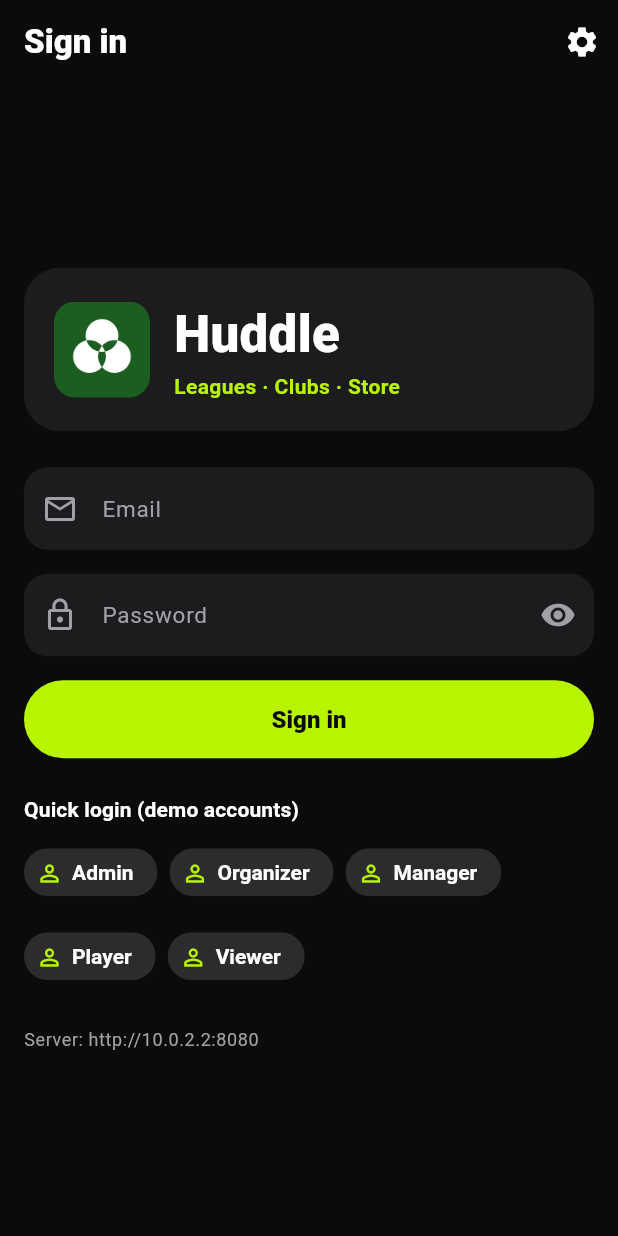
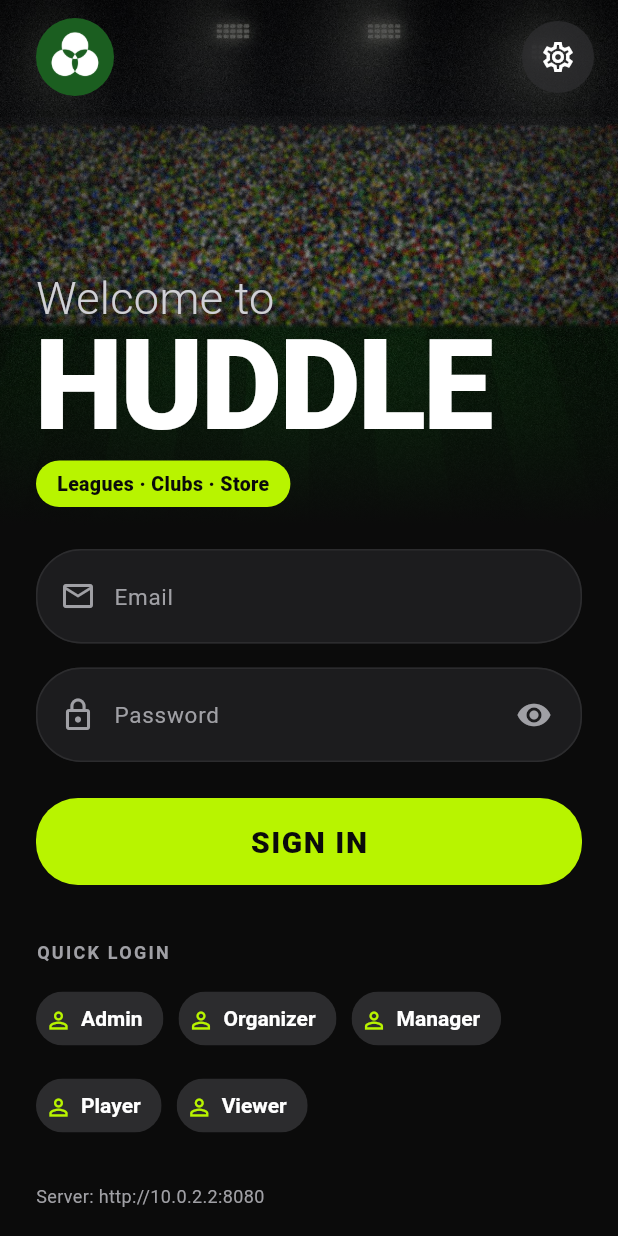
Before and after one commit to muhammadayantoorie-creator/App-Architects, a Flutter app: the screen it shows after launch, on a phone screen of 412 x 824 dp. Run offline on Flutter 3.47's test engine with Material 3 defaults, Android fonts, the phone set to English and light mode, and no system bars; our stand-ins replace connectivity_plus, dio, flutter_secure_storage, open_filex, sqflite; accounts and stored records are empty; network calls fail; Roboto replaces fonts that are missing (sans-serif-condensed).

Commit message:
ui: sign-in page in the same style - stadium hero, huge HUDDLE heading, pill fields, big lime sign-in button, more spacing

```diff
--- a/mobile/lib/ui/screens/login.dart
+++ b/mobile/lib/ui/screens/login.dart
@@ -6,6 +6,7 @@ import '../../core/config.dart';
 import '../../core/nav.dart';
 import '../../core/theme.dart';
 import '../../data/app_state.dart';
+import '../widgets/sports.dart';
 import 'settings.dart';
 
 class LoginScreen extends StatefulWidget {
@@ -64,53 +65,101 @@ class _LoginScreenState extends State<LoginScreen> {
   @override
   Widget build(BuildContext context) {
     final s = context.watch<AppState>();
-    final t = Theme.of(context);
+    OutlineInputBorder pill(Color c, [double w = 1]) => OutlineInputBorder(
+        borderRadius: BorderRadius.circular(30), borderSide: BorderSide(color: c, width: w));
+    InputDecoration field(String label, IconData icon, {Widget? suffix}) => InputDecoration(
+          labelText: label,
+          prefixIcon: Padding(
+              padding: const EdgeInsets.only(left: 8), child: Icon(icon, color: AppColors.textSub)),
+          suffixIcon: suffix,
+          filled: true,
+          fillColor: AppColors.card,
+          contentPadding: const EdgeInsets.symmetric(horizontal: 22, vertical: 20),
+          border: pill(AppColors.chip),
+          enabledBorder: pill(AppColors.chip),
+          focusedBorder: pill(AppColors.primary, 2),
+        );
     return Scaffold(
-      appBar: AppBar(
-        title: const Text('Sign in'),
-        actions: [
-          IconButton(
-            tooltip: 'Server settings',
-            icon: const Icon(Icons.settings, semanticLabel: 'Server settings'),
-            onPressed: () => Navigator.push(
-                context, MaterialPageRoute<void>(builder: (_) => const SettingsScreen())),
-          ),
-        ],
-      ),
-      body: SafeArea(
-        child: Center(
-          child: SingleChildScrollView(
-            padding: const EdgeInsets.all(16),
-            child: ConstrainedBox(
-              constraints: const BoxConstraints(maxWidth: 480),
-              child: AutofillGroup(
+      backgroundColor: AppColors.bg,
+      body: SingleChildScrollView(
         child: Column(crossAxisAlignment: CrossAxisAlignment.stretch, children: [
           Container(
-                    padding: const EdgeInsets.all(20),
+            height: 350,
+            decoration: const BoxDecoration(
+              color: AppColors.header,
+              image: DecorationImage(image: AssetImage('assets/stadium.jpg'), fit: BoxFit.cover),
+            ),
+            child: Container(
+              decoration: const BoxDecoration(
+                gradient: LinearGradient(
+                  begin: Alignment.topCenter,
+                  end: Alignment.bottomCenter,
+                  colors: [Color(0x99000000), Color(0x33000000), AppColors.bg],
+                ),
+              ),
+              child: SafeArea(
+                bottom: false,
+                child: Padding(
+                  padding: const EdgeInsets.fromLTRB(24, 12, 16, 12),
+                  child: Column(crossAxisAlignment: CrossAxisAlignment.start, children: [
+                    Row(children: [
+                      ClipOval(
+                        child: Image.asset('assets/icon.png',
+                            width: 52, height: 52, semanticLabel: 'Huddle logo'),
+                      ),
+                      const Spacer(),
+                      Material(
+                        color: const Color(0xCC2C2C2E),
+                        shape: const CircleBorder(),
+                        child: IconButton(
+                          tooltip: 'Server settings',
+                          icon: const Icon(Icons.settings_outlined,
+                              color: Colors.white, semanticLabel: 'Server settings'),
+                          onPressed: () => Navigator.push(context,
+                              MaterialPageRoute<void>(builder: (_) => const SettingsScreen())),
+                        ),
+                      ),
+                    ]),
+                    const Spacer(),
+                    const Text('Welcome to',
+                        style: TextStyle(
+                            color: Color(0xFFD0D0D5),
+                            fontSize: 30,
+                            fontWeight: FontWeight.w300,
+                            height: 1.1)),
+                    const FittedBox(
+                      fit: BoxFit.scaleDown,
+                      alignment: Alignment.centerLeft,
+                      child: Text('HUDDLE',
+                          style: TextStyle(
+                              fontFamily: condensedFont,
+                              color: Colors.white,
+                              fontSize: 84,
+                              fontWeight: FontWeight.w900,
+                              height: 1.0,
+                              letterSpacing: -2)),
+                    ),
+                    const SizedBox(height: 8),
+                    Container(
+                      padding: const EdgeInsets.symmetric(horizontal: 14, vertical: 6),
                       decoration: BoxDecoration(
-                      color: AppColors.header,
-                      borderRadius: BorderRadius.circular(24),
-                    ),
-                    child: Row(children: [
-                      ClipRRect(
-                        borderRadius: BorderRadius.circular(14),
-                        child: Image.asset('assets/icon.png',
-                            width: 64, height: 64, semanticLabel: 'Huddle logo'),
-                      ),
-                      const SizedBox(width: 16),
-                      const Expanded(
-                        child: Column(crossAxisAlignment: CrossAxisAlignment.start, children: [
-                          Text('Huddle',
+                          color: AppColors.primary, borderRadius: BorderRadius.circular(20)),
+                      child: const Text('Leagues · Clubs · Store',
                           style: TextStyle(
-                                  color: Colors.white, fontSize: 34, fontWeight: FontWeight.w800)),
-                          Text('Leagues · Clubs · Store',
-                              style: TextStyle(
-                                  color: AppColors.primary, fontSize: 14, fontWeight: FontWeight.w700)),
-                        ]),
+                              color: AppColors.onPrimary, fontSize: 13, fontWeight: FontWeight.w800)),
                     ),
                   ]),
                 ),
-                  const SizedBox(height: 24),
+              ),
+            ),
+          ),
+          Center(
+            child: ConstrainedBox(
+              constraints: const BoxConstraints(maxWidth: 480),
+              child: Padding(
+                padding: const EdgeInsets.fromLTRB(24, 16, 24, 32),
+                child: AutofillGroup(
+                  child: Column(crossAxisAlignment: CrossAxisAlignment.stretch, children: [
                     if (s.sessionMessage != null) ...[
                       _Notice(text: s.sessionMessage!),
                       const SizedBox(height: 16),
@@ -120,8 +169,7 @@ class _LoginScreenState extends State<LoginScreen> {
                       keyboardType: TextInputType.emailAddress,
                       autofillHints: const [AutofillHints.email],
                       textInputAction: TextInputAction.next,
-                    decoration: const InputDecoration(
-                        labelText: 'Email', prefixIcon: Icon(Icons.mail_outline)),
+                      decoration: field('Email', Icons.mail_outline),
                     ),
                     const SizedBox(height: 16),
                     TextField(
@@ -130,14 +178,18 @@ class _LoginScreenState extends State<LoginScreen> {
                       autofillHints: const [AutofillHints.password],
                       textInputAction: TextInputAction.done,
                       onSubmitted: (_) => _submit(),
-                    decoration: InputDecoration(
-                      labelText: 'Password',
-                      prefixIcon: const Icon(Icons.lock_outline),
-                      suffixIcon: IconButton(
+                      decoration: field(
+                        'Password',
+                        Icons.lock_outline,
+                        suffix: Padding(
+                          padding: const EdgeInsets.only(right: 8),
+                          child: IconButton(
                             tooltip: _obscure ? 'Show password' : 'Hide password',
                             icon: Icon(_obscure ? Icons.visibility : Icons.visibility_off,
+                                color: AppColors.textSub,
                                 semanticLabel: _obscure ? 'Show password' : 'Hide password'),
                             onPressed: () => setState(() => _obscure = !_obscure),
+                          ),
                         ),
                       ),
                     ),
@@ -145,8 +197,10 @@ class _LoginScreenState extends State<LoginScreen> {
                       const SizedBox(height: 12),
                       _Notice(text: _error!),
                     ],
-                  const SizedBox(height: 16),
-                  FilledButton(
+                    const SizedBox(height: 24),
+                    SizedBox(
+                      height: 58,
+                      child: FilledButton(
                         onPressed: _busy ? null : _submit,
                         child: _busy
                             ? const SizedBox(
@@ -154,29 +208,45 @@ class _LoginScreenState extends State<LoginScreen> {
                                 height: 22,
                                 child: CircularProgressIndicator(
                                     strokeWidth: 2.5, semanticsLabel: 'Signing in'))
-                        : const Text('Sign in'),
+                            : const Text('SIGN IN',
+                                style: TextStyle(
+                                    fontFamily: condensedFont,
+                                    fontSize: 20,
+                                    fontWeight: FontWeight.w900,
+                                    letterSpacing: 1)),
                       ),
-                  const SizedBox(height: 24),
-                  Text('Quick login (demo accounts)', style: t.textTheme.titleSmall),
-                  const SizedBox(height: 8),
-                  Wrap(spacing: 8, runSpacing: 8, children: [
+                    ),
+                    const SizedBox(height: 36),
+                    const Text('QUICK LOGIN',
+                        style: TextStyle(
+                            color: AppColors.textSub,
+                            fontSize: 12,
+                            fontWeight: FontWeight.w700,
+                            letterSpacing: 1.5)),
+                    const SizedBox(height: 12),
+                    Wrap(spacing: 10, runSpacing: 10, children: [
                       for (final (label, email) in demoAccounts)
                         ActionChip(
-                        avatar: const Icon(Icons.person_outline, size: 18),
-                        label: Text(label),
+                          avatar: const Icon(Icons.person_outline, size: 18, color: AppColors.primary),
+                          label: Text(label,
+                              style: const TextStyle(color: Colors.white, fontWeight: FontWeight.w700)),
                           tooltip: 'Sign in as $email',
+                          shape: const StadiumBorder(),
+                          side: BorderSide.none,
+                          backgroundColor: AppColors.chip,
+                          padding: const EdgeInsets.symmetric(horizontal: 6, vertical: 10),
                           onPressed: _busy ? null : () => _quick(email),
                         ),
                     ]),
-                  const SizedBox(height: 24),
+                    const SizedBox(height: 28),
                     Text(s.demo ? 'Demo data mode — no server needed' : 'Server: ${s.api.baseUrl}',
-                      style: t.textTheme.bodySmall
-                          ?.copyWith(color: t.colorScheme.onSurfaceVariant)),
+                        style: const TextStyle(color: AppColors.textSub, fontSize: 12)),
                   ]),
                 ),
               ),
             ),
           ),
+        ]),
       ),
     );
   }
```
Lines whose indentation alone changed are shown as unchanged.
